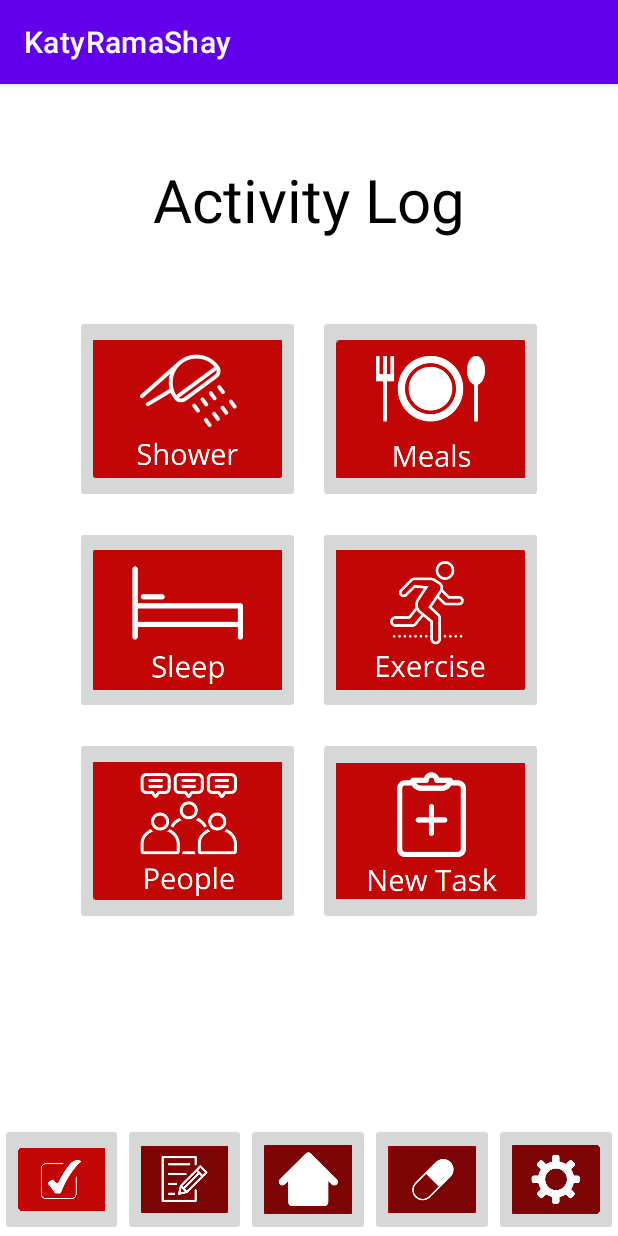
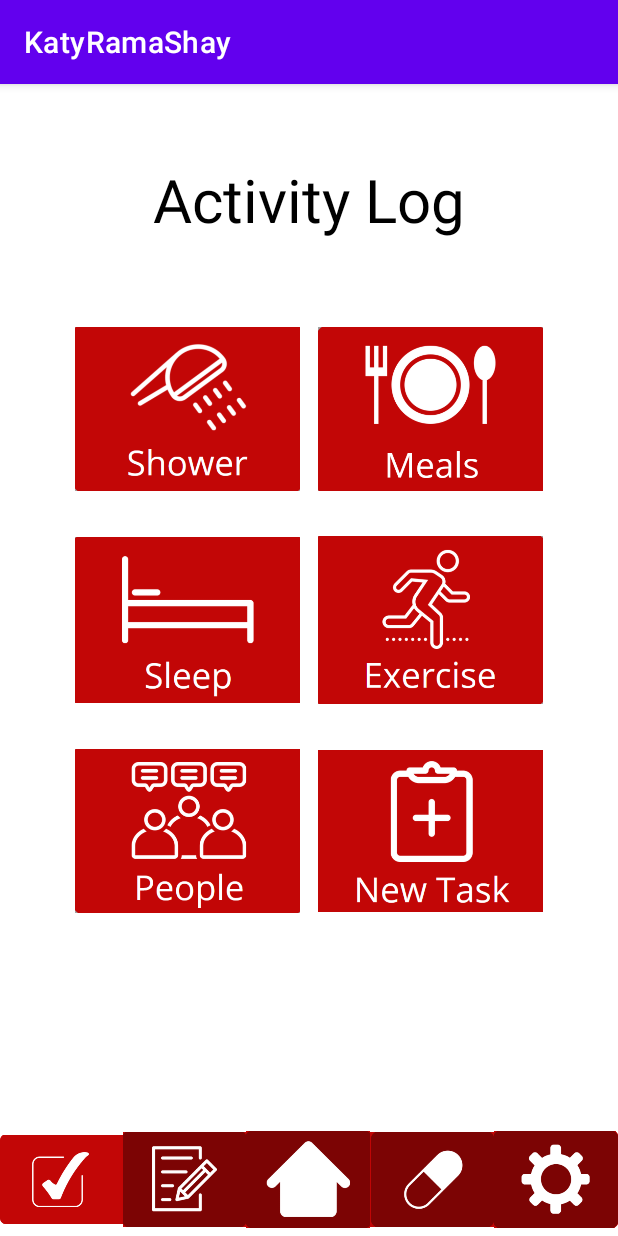
Before and after one commit to Curae-Suprema/Curae-Suprema, an Android app: the TaskPage screen opened directly, with no data from a screen before it, on a phone screen of 412 x 824 dp. Run offline under Robolectric (Android 15) with nearby library versions, the phone set to English and light mode, and no system bars.

Commit message:
Removed gray imageButton background in activity_task_page.xml

```diff
--- a/app/src/main/res/layout/activity_task_page.xml
+++ b/app/src/main/res/layout/activity_task_page.xml
@@ -28,6 +28,7 @@
         android:layout_marginTop="50dp"
         android:contentDescription="@string/showerButtonDescriptor"
         android:scaleType="fitCenter"
+        android:background="@android:color/transparent"
         app:layout_constraintStart_toStartOf="parent"
         app:layout_constraintTop_toBottomOf="@+id/taskPageTitle"
         app:srcCompat="@drawable/showericon" />
@@ -41,6 +42,7 @@
         android:layout_marginRight="50dp"
         android:contentDescription="@string/mealsButtonDescriptor"
         android:scaleType="fitCenter"
+        android:background="@android:color/transparent"
         app:layout_constraintEnd_toEndOf="parent"
         app:layout_constraintTop_toBottomOf="@+id/taskPageTitle"
         app:srcCompat="@drawable/mealsicon" />
@@ -54,6 +56,7 @@
         android:layout_marginTop="15dp"
         android:contentDescription="@string/sleepButtonDescriptor"
         android:scaleType="fitCenter"
+        android:background="@android:color/transparent"
         app:layout_constraintStart_toStartOf="parent"
         app:layout_constraintTop_toBottomOf="@+id/showerButton"
         app:srcCompat="@drawable/sleepicon" />
@@ -67,6 +70,7 @@
         android:layout_marginRight="50dp"
         android:contentDescription="@string/exerciseButtonDescriptor"
         android:scaleType="fitCenter"
+        android:background="@android:color/transparent"
         app:layout_constraintEnd_toEndOf="parent"
         app:layout_constraintTop_toBottomOf="@+id/mealsButton"
         app:srcCompat="@drawable/exerciseicon" />
@@ -80,6 +84,7 @@
         android:layout_marginTop="15dp"
         android:contentDescription="@string/peopleButtonDescriptor"
         android:scaleType="fitCenter"
+        android:background="@android:color/transparent"
         app:layout_constraintStart_toStartOf="parent"
         app:layout_constraintTop_toBottomOf="@+id/sleepButton"
         app:srcCompat="@drawable/peopleicon" />
@@ -93,6 +98,7 @@
         android:layout_marginRight="50dp"
         android:contentDescription="@string/newTaskButtonDescriptor"
         android:scaleType="fitCenter"
+        android:background="@android:color/transparent"
         app:layout_constraintEnd_toEndOf="parent"
         app:layout_constraintTop_toBottomOf="@+id/exerciseButton"
         app:srcCompat="@drawable/newtaskicon" />
@@ -113,6 +119,7 @@
             android:layout_weight="1"
             android:contentDescription="@string/taskNavBarDescriptor"
             android:scaleType="fitCenter"
+            android:background="@android:color/transparent"
             app:srcCompat="@drawable/tasknavbarselected" />
 
         <ImageButton
@@ -122,6 +129,7 @@
             android:layout_weight="1"
             android:contentDescription="@string/dailyLogNavBarDescriptor"
             android:scaleType="fitCenter"
+            android:background="@android:color/transparent"
             app:srcCompat="@drawable/dailylognavbar" />
 
         <ImageButton
@@ -131,6 +139,7 @@
             android:layout_weight="1"
             android:contentDescription="@string/homeNavBarDescriptor"
             android:scaleType="fitCenter"
+            android:background="@android:color/transparent"
             app:srcCompat="@drawable/homenavbar" />
 
         <ImageButton
@@ -140,6 +149,7 @@
             android:layout_weight="1"
             android:contentDescription="@string/medicineLogNavBarDescriptor"
             android:scaleType="fitCenter"
+            android:background="@android:color/transparent"
             app:srcCompat="@drawable/medicinenavbar" />
 
         <ImageButton
@@ -149,6 +159,7 @@
             android:layout_weight="1"
             android:contentDescription="@string/settingsNavBarDescriptor"
             android:scaleType="fitCenter"
+            android:background="@android:color/transparent"
             app:srcCompat="@drawable/settingsnavbar" />
 
     </LinearLayout>
```
